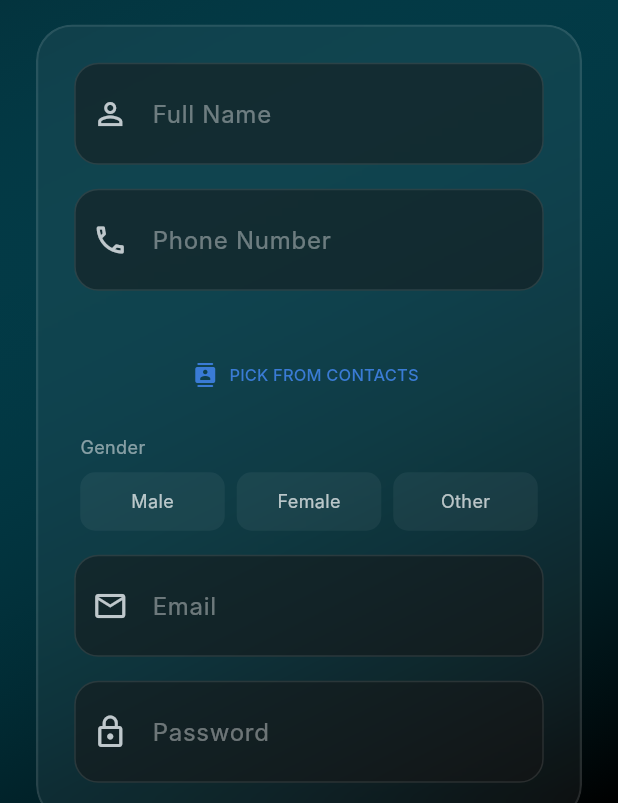
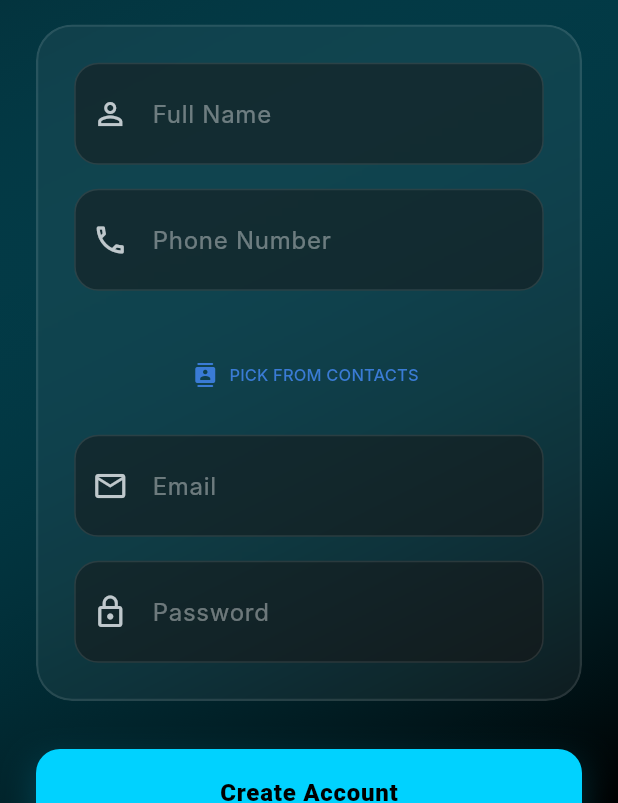
Before and after one commit to Ayush330/symbio, a Flutter app: the screen it shows after launch, after a tap on an icon or button, on a phone screen of 412 x 824 dp, the part 433-1236 px from its top. Run offline on Flutter 3.47's test engine with Material 3 defaults, Android fonts, the phone set to English and light mode, and no system bars; our stand-ins replace audioplayers, dio, equatable, firebase_core, firebase_messaging, flutter_bloc and 6 more; accounts and stored records are empty; network calls fail; Roboto replaces fonts that are missing (Inter).

Commit message:
changes for signup

```diff
--- a/frontend/lib/data/repositories/auth_repository.dart
+++ b/frontend/lib/data/repositories/auth_repository.dart
@@ -31,14 +31,13 @@ class AuthRepository {
     }
   }
 
-  Future<void> signup(String email, String password, String name, {String phone = '', String gender = ''}) async {
+  Future<void> signup(String email, String password, String name, {String phone = ''}) async {
     try {
       await dioClient.post('/signup', data: {
         'email': email,
         'password': password,
         'name': name,
         'phone': phone,
-        'gender': gender,
       });
     } catch (e) {
       rethrow;
--- a/frontend/lib/presentation/blocs/auth_bloc.dart
+++ b/frontend/lib/presentation/blocs/auth_bloc.dart
@@ -21,10 +21,9 @@ class SignupRequested extends AuthEvent {
   final String password;
   final String name;
   final String phone;
-  final String gender;
-  SignupRequested(this.email, this.password, this.name, {this.phone = '', this.gender = ''});
+  SignupRequested(this.email, this.password, this.name, {this.phone = ''});
   @override
-  List<Object?> get props => [email, password, name, phone, gender];
+  List<Object?> get props => [email, password, name, phone];
 }
 
 class LogoutRequested extends AuthEvent {}
@@ -97,7 +96,7 @@ class AuthBloc extends Bloc<AuthEvent, AuthState> {
     on<SignupRequested>((event, emit) async {
       emit(AuthLoading());
       try {
-        await authRepository.signup(event.email, event.password, event.name, phone: event.phone, gender: event.gender);
+        await authRepository.signup(event.email, event.password, event.name, phone: event.phone);
         add(LoginRequested(event.email, event.password));
       } catch (e) {
         emit(AuthFailure(e.toString()));
--- a/frontend/lib/presentation/screens/login_screen.dart
+++ b/frontend/lib/presentation/screens/login_screen.dart
@@ -20,9 +20,7 @@ class _LoginScreenState extends State<LoginScreen> {
   final _passwordController = TextEditingController();
   final _phoneController = TextEditingController();
   bool _isLogin = true;
-  String? _selectedGender;
-
-  final List<String> _genderOptions = ['Male', 'Female', 'Other'];
+  bool _isLogin = true;
 
   String _cleanPhoneNumber(String phone) {
     final trimmed = phone.trim();
@@ -174,7 +172,7 @@ class _LoginScreenState extends State<LoginScreen> {
                             ),
                             keyboardType: TextInputType.phone,
                             onChanged: (val) {
-                              if (val.isNotEmpty) {
+                              if (_isLogin && val.isNotEmpty) {
                                 setState(() => _emailController.clear());
                               }
                             },
@@ -187,47 +185,6 @@ class _LoginScreenState extends State<LoginScreen> {
                             label: const Text('PICK FROM CONTACTS', style: TextStyle(color: KizunaTheme.accentCyan, fontSize: 11)),
                           ),
                           const SizedBox(height: 16),
-                          // Gender Selection
-                          Column(
-                            crossAxisAlignment: CrossAxisAlignment.start,
-                            children: [
-                              Padding(
-                                padding: const EdgeInsets.only(left: 4, bottom: 8),
-                                child: Text('Gender', style: TextStyle(color: Colors.white.withOpacity(0.5), fontSize: 12)),
-                              ),
-                              Row(
-                                children: _genderOptions
-                                    .map((gender) => Expanded(
-                                          child: GestureDetector(
-                                            onTap: () => setState(() => _selectedGender = gender),
-                                            child: Container(
-                                              margin: const EdgeInsets.symmetric(horizontal: 4),
-                                              padding: const EdgeInsets.symmetric(vertical: 10),
-                                              decoration: BoxDecoration(
-                                                color: _selectedGender == gender ? KizunaTheme.primaryBlue.withOpacity(0.2) : Colors.white.withOpacity(0.05),
-                                                borderRadius: BorderRadius.circular(10),
-                                                border: Border.all(
-                                                  color: _selectedGender == gender ? KizunaTheme.primaryBlue.withOpacity(0.5) : Colors.transparent,
-                                                ),
-                                              ),
-                                              child: Center(
-                                                child: Text(
-                                                  gender,
-                                                  style: TextStyle(
-                                                    color: _selectedGender == gender ? KizunaTheme.primaryBlue : Colors.white70,
-                                                    fontSize: 12,
-                                                    fontWeight: _selectedGender == gender ? FontWeight.bold : FontWeight.normal,
-                                                  ),
-                                                ),
-                                              ),
-                                            ),
-                                          ),
-                                        ))
-                                    .toList(),
-                              ),
-                            ],
-                          ),
-                          const SizedBox(height: 16),
                         ],
                         TextField(
                           controller: _emailController,
@@ -237,7 +194,7 @@ class _LoginScreenState extends State<LoginScreen> {
                           ),
                           keyboardType: TextInputType.emailAddress,
                           onChanged: (val) {
-                            if (val.isNotEmpty) {
+                            if (_isLogin && val.isNotEmpty) {
                               setState(() => _phoneController.clear());
                             }
                           },
@@ -316,8 +273,7 @@ class _LoginScreenState extends State<LoginScreen> {
                                     if (_nameController.text.isEmpty ||
                                         _emailController.text.isEmpty ||
                                         _passwordController.text.isEmpty ||
-                                        _phoneController.text.isEmpty ||
-                                        _selectedGender == null) {
+                                        _phoneController.text.isEmpty) {
                                       ScaffoldMessenger.of(context).showSnackBar(
                                         const SnackBar(content: Text('All fields are mandatory'), backgroundColor: Colors.orangeAccent),
                                       );
@@ -329,7 +285,6 @@ class _LoginScreenState extends State<LoginScreen> {
                                             _passwordController.text,
                                             _nameController.text.trim(),
                                             phone: _phoneController.text.trim(),
-                                            gender: _selectedGender!,
                                           ),
                                         );
                                   }
--- a/frontend/pubspec.yaml
+++ b/frontend/pubspec.yaml
@@ -16,7 +16,7 @@ publish_to: 'none' # Remove this line if you wish to publish to pub.dev
 # https://developer.apple.com/library/archive/documentation/General/Reference/InfoPlistKeyReference/Articles/CoreFoundationKeys.html
 # In Windows, build-name is used as the major, minor, and patch parts
 # of the product and file versions while build-number is used as the build suffix.
-version: 1.0.0+44
+version: 1.0.0+49
 
 environment:
   sdk: ^3.10.7
```
Also changed, not shown: frontend/lib/data/repositories/friends_repository.dart (+10 -2 lines), frontend/lib/presentation/screens/friends_screen.dart (+32 -8 lines), 4 other files.
